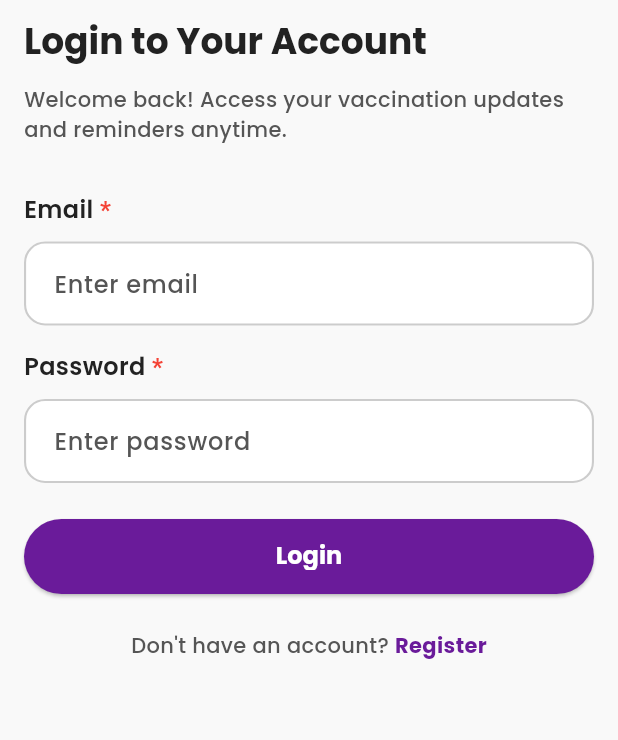
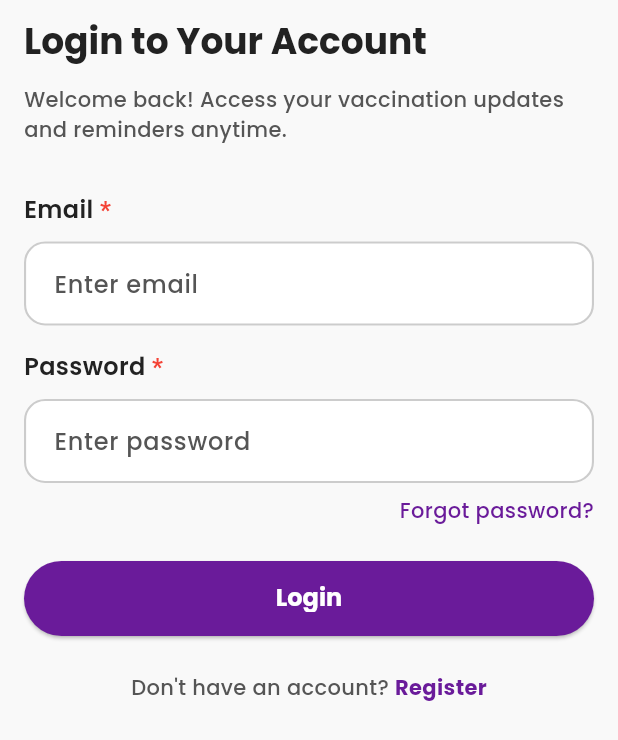
Before and after one commit to DevNadimm/VaccineHome, a Flutter app: the screen it shows after launch, on a phone screen of 412 x 824 dp. Shown: the top 740 px of the screen. Run offline on Flutter 3.47's test engine with Material 3 defaults, Android fonts, the light colour scheme and no system bars; our stand-ins replace cached_network_image, device_preview, dio, flutter_bloc, flutter_svg, fluttertoast and 5 more.

Commit message:
forgot pass

```diff
--- a/lib/features/auth/presentation/pages/login_page.dart
+++ b/lib/features/auth/presentation/pages/login_page.dart
@@ -7,6 +7,7 @@ import 'package:vaccine_home/core/utils/widgets/app_notifier.dart';
 import 'package:vaccine_home/core/utils/widgets/custom_text_field.dart';
 import 'package:vaccine_home/core/utils/widgets/loader.dart';
 import 'package:vaccine_home/features/auth/presentation/blocs/login/login_bloc.dart';
+import 'package:vaccine_home/features/auth/presentation/pages/forgot_password_page.dart';
 import 'package:vaccine_home/features/auth/presentation/pages/register_page.dart';
 import 'package:vaccine_home/features/auth/presentation/widgets/auth_footer.dart';
 import 'package:vaccine_home/features/navigation/pages/navigation_page.dart';
@@ -96,7 +97,28 @@ class _SignUpScreenState extends State<LoginPage> {
                   hintText: 'Enter password',
                   validationLabel: 'Confirm Password',
                 ),
-                const SizedBox(height: 24),
+                const SizedBox(height: 4),
+                Align(
+                  alignment: Alignment.centerRight,
+                  child: GestureDetector(
+                    onTap: () {
+                      Navigator.push(context, ForgotPasswordPage.route());
+                    },
+                    child: Padding(
+                      padding: const EdgeInsets.symmetric(vertical: 4),
+                      child: Text(
+                        'Forgot password?',
+                        style: GoogleFonts.poppins(
+                          textStyle: const TextStyle(
+                            fontWeight: FontWeight.w500,
+                            color: AppColors.primaryColor,
+                          ),
+                        ),
+                      ),
+                    ),
+                  ),
+                ),
+                const SizedBox(height: 20),
                 SizedBox(
                   height: 50,
                   width: double.infinity,
```
Also changed, not shown: lib/features/auth/presentation/pages/forgot_password_page.dart (added, +103 -0 lines).
